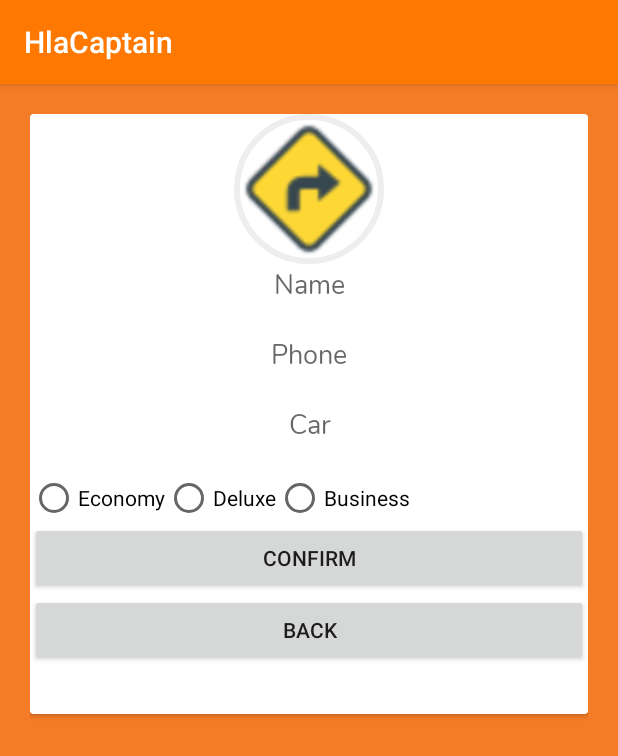
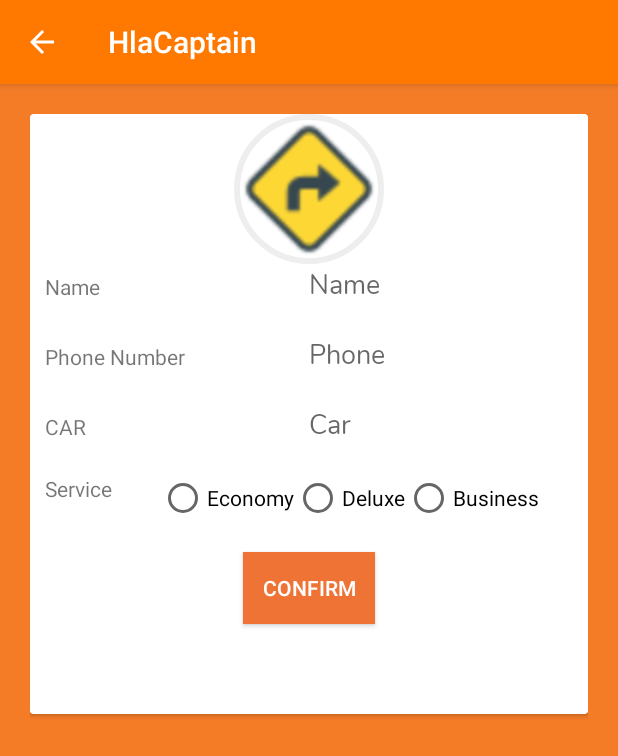
Before and after one commit to GOPINATHSWAMINATHAN/HlaCaptain, an Android app: the DriverSettingsActivity screen opened directly, with no data from a screen before it, on a phone screen of 412 x 824 dp. Shown: the top 756 px of the screen. Run offline under Robolectric (Android 15) with nearby library versions, the phone set to English and light mode, and no system bars; our stand-ins replace Firebase (no records; nobody signed in at launch, a user with empty details on screens opened directly); libraries missing offline, so code that uses them is left out: com.mikhaellopez.circularimageview; plain views replace CircularImageView; pictures from the network do not load; 2 statements that could not run were skipped.

Commit message:
second commit

```diff
--- a/app/src/main/java/com/hlacab/hlacaptain/DriverMapActivity.java
+++ b/app/src/main/java/com/hlacab/hlacaptain/DriverMapActivity.java
@@ -60,6 +60,8 @@ import com.google.firebase.database.FirebaseDatabase;
 import com.google.firebase.database.ValueEventListener;
 import com.google.maps.android.SphericalUtil;
 import com.teliver.sdk.core.Teliver;
+import com.teliver.sdk.models.MarkerOption;
+import com.teliver.sdk.models.TrackingBuilder;
 import com.teliver.sdk.models.TripBuilder;
 import com.teliver.sdk.models.UserBuilder;
 
@@ -682,6 +684,7 @@ public class DriverMapActivity extends FragmentActivity implements OnMapReadyCal
                     if (map.get("name") != null) {
                         mName = map.get("name").toString();
                         Teliver.startTrip(new TripBuilder(mName).build());
+                        //Teliver.startTracking(new TrackingBuilder(new MarkerOption(mName)).build());
 
                     }
                 }
--- a/app/src/main/java/com/hlacab/hlacaptain/DriverSettingsActivity.java
+++ b/app/src/main/java/com/hlacab/hlacaptain/DriverSettingsActivity.java
@@ -11,6 +11,9 @@ import android.provider.MediaStore;
 import android.support.annotation.NonNull;
 import android.support.v7.app.AppCompatActivity;
 import android.util.Log;
+import android.view.Menu;
+import android.view.MenuInflater;
+import android.view.MenuItem;
 import android.view.View;
 import android.widget.Button;
 import android.widget.EditText;
@@ -75,7 +78,7 @@ public class DriverSettingsActivity extends AppCompatActivity {
 
         mRadioGroup = (RadioGroup) findViewById(R.id.radioGroup);
 
-        mBack = (Button) findViewById(R.id.back);
+        //mBack = (Button) findViewById(R.id.back);
         mConfirm = (Button) findViewById(R.id.confirm);
 
         mNameField.setTypeface(custom_font);
@@ -107,15 +110,33 @@ public class DriverSettingsActivity extends AppCompatActivity {
             }
         });
 
-        mBack.setOnClickListener(new View.OnClickListener() {
-            @Override
-            public void onClick(View v) {
-                finish();
-                return;
-            }
-        });
+//        mBack.setOnClickListener(new View.OnClickListener() {
+//            @Override
+//            public void onClick(View v) {
+//                finish();
+//                return;
+//            }
+//        });
+
+
+        getSupportActionBar().setDisplayHomeAsUpEnabled(true);
+        getSupportActionBar().setHomeButtonEnabled(true);
     }
 
+
+    @Override
+    public boolean onOptionsItemSelected(MenuItem item) {
+        switch (item.getItemId()) {
+            case android.R.id.home:
+                // API 5+ solution
+                this.finish();
+               // onBackPressed();
+                return true;
+
+            default:
+                return super.onOptionsItemSelected(item);
+        }
+    }
     private void getUserInfo() {
         /**
          * Name, phoneno,car,servicetype,profileimageurl
--- a/app/src/main/java/com/hlacab/hlacaptain/Integrate.java
+++ b/app/src/main/java/com/hlacab/hlacaptain/Integrate.java
@@ -13,6 +13,8 @@ public class Integrate extends Application {
     @Override
     public void onCreate() {
         super.onCreate();
-        Teliver.init(this,"400a7757cea37d9c1276da89bc863470");
+
+                                            //My account API Key
+        Teliver.init(this,"f090dc812d7ac369d89d8a7fda7f8331");
     }
 }
--- a/app/src/main/res/layout/activity_driver_settings.xml
+++ b/app/src/main/res/layout/activity_driver_settings.xml
@@ -1,87 +1,159 @@
 <?xml version="1.0" encoding="utf-8"?>
 <LinearLayout xmlns:android="http://schemas.android.com/apk/res/android"
+    xmlns:app="http://schemas.android.com/apk/res-auto"
     xmlns:tools="http://schemas.android.com/tools"
     android:layout_width="match_parent"
     android:layout_height="match_parent"
-    xmlns:app="http://schemas.android.com/apk/res-auto"
+    android:background="#f47c27"
     android:orientation="vertical"
-    android:background="#f47c27"
     android:padding="20sp">
+
     <android.support.v7.widget.CardView
         android:layout_width="match_parent"
         android:layout_height="400dp">
+
         <LinearLayout
             android:layout_width="match_parent"
             android:layout_height="match_parent"
             android:orientation="vertical">
+
             <com.mikhaellopez.circularimageview.CircularImageView
+                android:id="@+id/profileImage"
                 android:layout_width="100dp"
                 android:layout_height="100dp"
+                android:layout_gravity="center_horizontal"
                 android:src="@drawable/route"
                 app:civ_border_color="#EEEEEE"
                 app:civ_border_width="4dp"
                 app:civ_shadow="true"
-        android:layout_gravity="center_horizontal"
-        android:id="@+id/profileImage"
-        app:civ_shadow_radius="10"
-        app:civ_shadow_color="#999999"/>
+                app:civ_shadow_color="#999999"
+                app:civ_shadow_radius="10" />
+
+            <LinearLayout
+                android:layout_width="match_parent"
+                android:layout_height="wrap_content"
+                android:layout_marginBottom="20sp"
+                android:gravity="center_horizontal"
+                android:orientation="horizontal">
+
+                <TextView
+                    android:layout_width="match_parent"
+                    android:layout_height="wrap_content"
+                    android:layout_marginLeft="10dp"
+                    android:layout_weight="1"
+                    android:text="Name" />
+
                 <EditText
                     android:id="@+id/name"
                     android:layout_width="match_parent"
                     android:layout_height="wrap_content"
+                    android:layout_weight="1"
                     android:background="@null"
-        android:hint="Name"
+                    android:hint="Name" />
+            </LinearLayout>
+
+            <LinearLayout
+                android:layout_width="match_parent"
+                android:layout_height="wrap_content"
+                android:layout_marginBottom="20sp"
                 android:gravity="center_horizontal"
-        android:layout_marginBottom="20sp"/>
+                android:orientation="horizontal">
+
+                <TextView
+                    android:layout_width="match_parent"
+                    android:layout_height="wrap_content"
+                    android:layout_marginLeft="10dp"
+                    android:layout_weight="1"
+                    android:text="Phone Number" />
+
                 <EditText
                     android:id="@+id/phone"
                     android:layout_width="match_parent"
                     android:layout_height="wrap_content"
+                    android:layout_weight="1"
                     android:background="@null"
                     android:hint="Phone"
+
+                    android:inputType="number" />
+            </LinearLayout>
+
+            <LinearLayout
+                android:layout_width="match_parent"
+                android:layout_height="wrap_content"
+                android:layout_marginBottom="20sp"
                 android:gravity="center_horizontal"
-        android:layout_marginBottom="20sp"
-        android:inputType="number"/>
+                android:orientation="horizontal">
+
+                <TextView
+                    android:layout_width="match_parent"
+                    android:layout_height="wrap_content"
+                    android:layout_marginLeft="10dp"
+                    android:layout_weight="1"
+                    android:text="CAR" />
+
                 <EditText
                     android:id="@+id/car"
                     android:layout_width="match_parent"
                     android:layout_height="wrap_content"
+                    android:layout_weight="1"
                     android:background="@null"
-        android:hint="Car"
-        android:gravity="center_horizontal"
-        android:layout_marginBottom="20sp"/>
-    <RadioGroup
+                    android:hint="Car" />
+            </LinearLayout>
+
+            <LinearLayout
                 android:layout_width="match_parent"
                 android:layout_height="wrap_content"
+                android:orientation="horizontal">
+
+                <TextView
+                    android:layout_width="match_parent"
+                    android:layout_height="wrap_content"
+                    android:layout_marginLeft="10dp"
+                    android:layout_weight="1"
+                    android:text="Service" />
+
+                <RadioGroup
                     android:id="@+id/radioGroup"
+                    android:layout_width="match_parent"
+                    android:layout_height="wrap_content"
+                    android:layout_weight="0.3"
                     android:orientation="horizontal">
+
                     <RadioButton
+                        android:id="@+id/UberX"
                         android:layout_width="wrap_content"
                         android:layout_height="wrap_content"
-            android:text="Economy"
-            android:id="@+id/UberX"/>
+                        android:text="Economy" />
+
                     <RadioButton
+                        android:id="@+id/UberBlack"
                         android:layout_width="wrap_content"
                         android:layout_height="wrap_content"
                         android:text="Deluxe"
-            android:id="@+id/UberBlack"/>
+                        />
+
                     <RadioButton
+                        android:id="@+id/UberXl"
                         android:layout_width="wrap_content"
                         android:layout_height="wrap_content"
-            android:text="Business"
-            android:id="@+id/UberXl"/>
+                        android:text="Business" />
                 </RadioGroup>
+            </LinearLayout>
 
             <Button
-        android:layout_width="match_parent"
+                android:id="@+id/confirm"
+                android:layout_width="wrap_content"
                 android:layout_height="wrap_content"
-        android:id="@+id/confirm"
-        android:text="confirm"/>
-    <Button
-        android:layout_width="match_parent"
-        android:layout_height="wrap_content"
-        android:id="@+id/back"
-        android:text="back"/>
+                android:layout_gravity="center"
+                android:layout_marginTop="20dp"
+                android:background="#ef7335"
+                android:text="confirm"
+                android:textColor="#fff" />
+            <!--<Button-->
+            <!--android:layout_width="match_parent"-->
+            <!--android:layout_height="wrap_content"-->
+            <!--android:id="@+id/back"-->
+            <!--android:text="back"/>-->
         </LinearLayout>
     </android.support.v7.widget.CardView>
 
```
Lines whose indentation alone changed are shown as unchanged.
